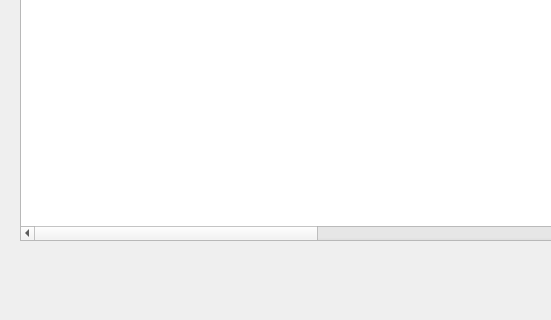
This is 12306/12306.ui in curlstyle/12306_search as Qt 5 draws it before an edit; both pictures show x 0 to 551 and y 280 to 600 of the 800 by 600 pixel window. The edited form follows.
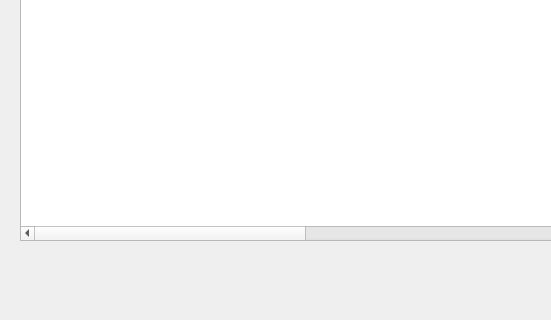
This is the edited form.

The edit to the form file:
```diff
--- a/12306/12306.ui
+++ b/12306/12306.ui
@@ -206,6 +206,11 @@
       <string>出发日期</string>
      </property>
     </column>
+    <column>
+     <property name="text">
+      <string>secretStr</string>
+     </property>
+    </column>
    </widget>
   </widget>
   <widget class="QMenuBar" name="menubar">
```
